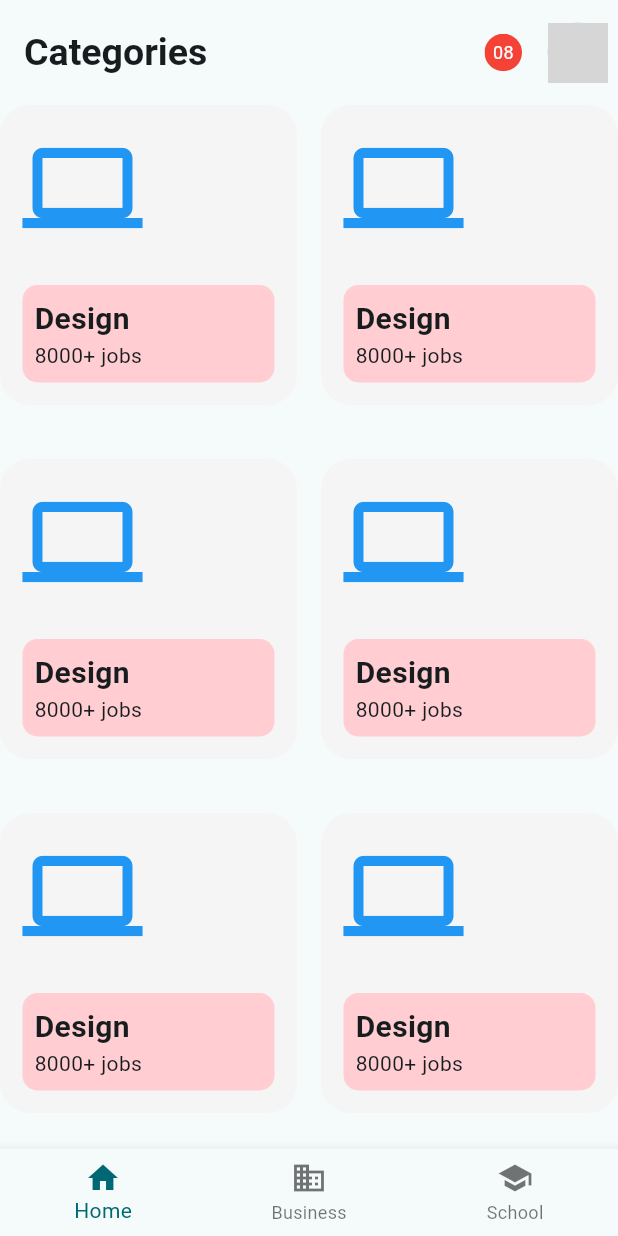
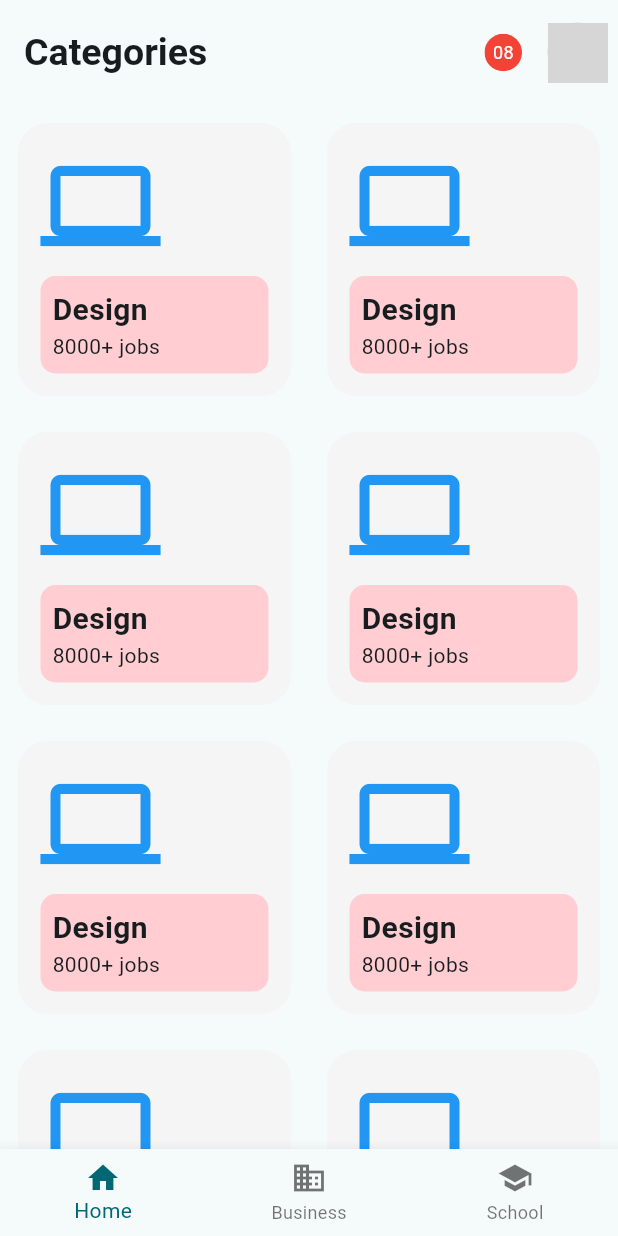
Before and after one commit to ThairongSeng/Category_homework, a Flutter app: the screen it shows after launch, on a phone screen of 412 x 824 dp. Run offline on Flutter 3.47's test engine with Material 2 defaults, Android fonts, the phone set to English and light mode, and no system bars; network calls fail; grey boxes are pictures that could not be loaded.

Commit message:
add padding

```diff
--- a/lib/widget/login_page.dart
+++ b/lib/pages/login_page.dart
@@ -1,4 +1,4 @@
-import 'package:category_homework/widget/register_page.dart';
+import 'package:category_homework/pages/register_page.dart';
 import 'package:flutter/gestures.dart';
 import 'package:flutter/material.dart';
 class LoginPage extends StatelessWidget {
--- a/lib/widget/category_page.dart
+++ b/lib/widget/category_page.dart
@@ -49,12 +49,12 @@ class CategoryPage extends StatelessWidget {
           itemCount: 10,
           gridDelegate: const SliverGridDelegateWithFixedCrossAxisCount(
               crossAxisCount: 2,
-              crossAxisSpacing: 16,
-              mainAxisSpacing: 16,
-              childAspectRatio: 0.9 //increase the height of the card
           ),
           itemBuilder: (context, index){
-            return CourseBox();
+            return Padding(
+              padding: const EdgeInsets.symmetric(vertical: 12.0, horizontal: 12),
+              child: CourseBox(),
+            );
           }
       ),
 
```
Also changed, not shown: lib/widget/course_box.dart (+2 -6 lines), lib/pages/register_page.dart (renamed from lib/widget/register_page.dart).
